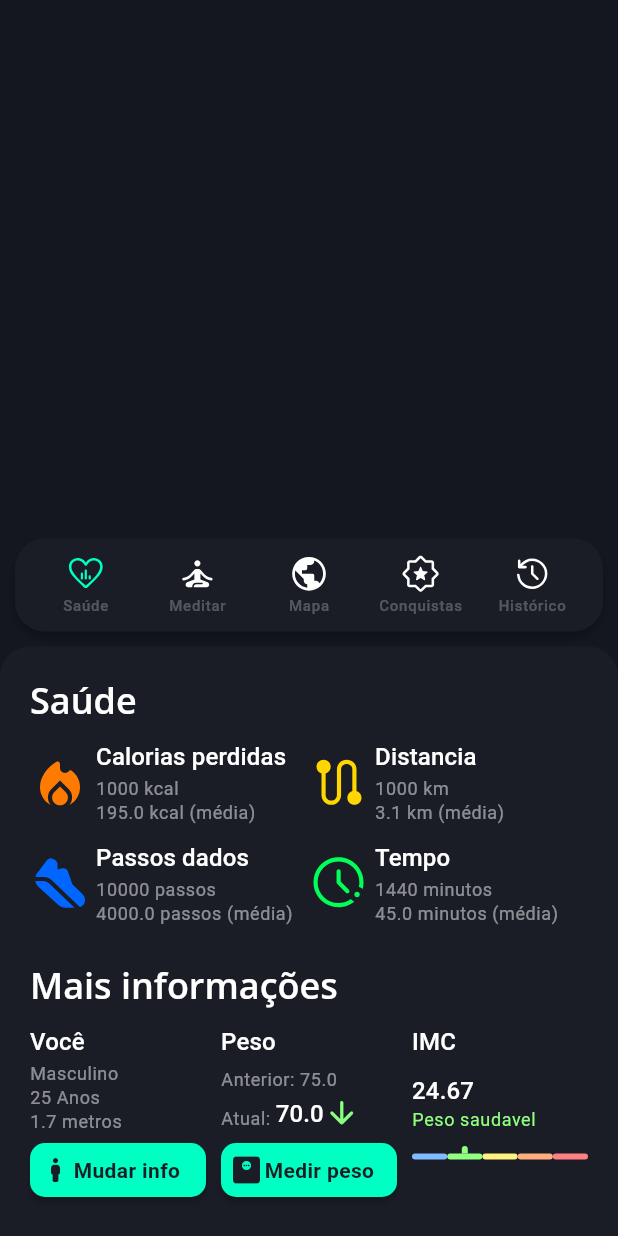
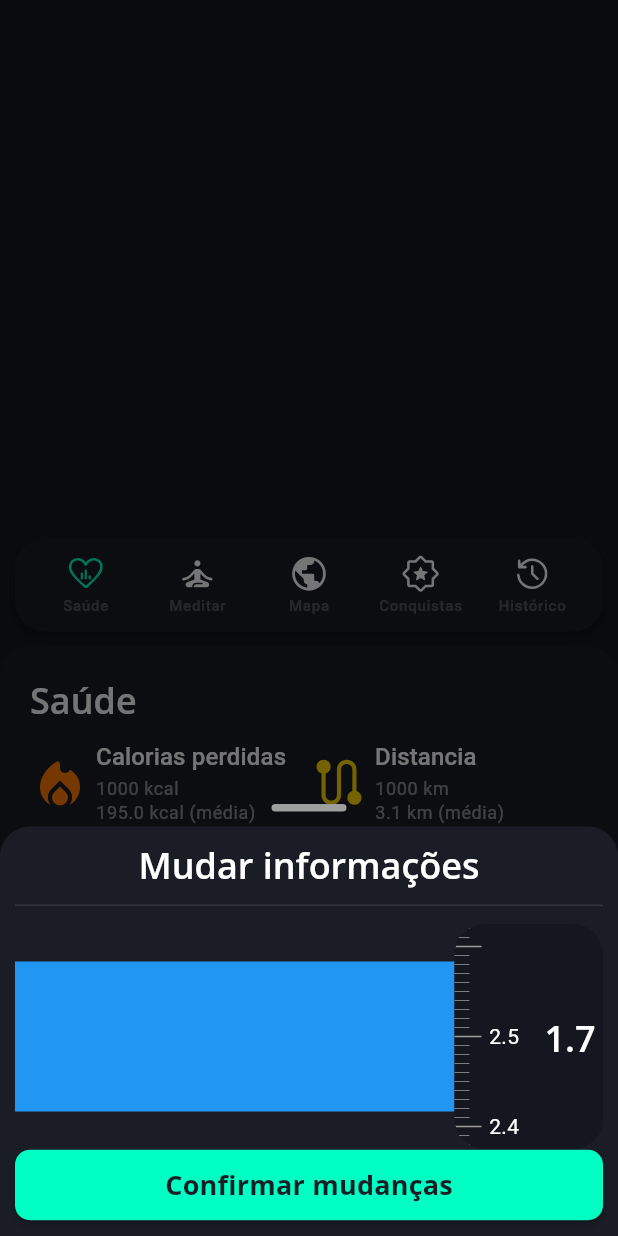
Before and after one commit to hisnaider/Bora-Caminhar, a Flutter app: the screen it shows after launch, after a tap on "Mudar info", on a phone screen of 412 x 824 dp. Run offline on Flutter 3.47's test engine with Material 3 defaults, Android fonts, the phone set to English and light mode, and no system bars; our stand-ins replace flutter_svg; missing offline and left inert: dart:ffi.

Commit message:
person info modal created

```diff
--- /dev/null
+++ b/lib/components/person_info_modal.dart
@@ -0,0 +1,171 @@
+import 'package:bora_caminhar/components/index_indicator.dart';
+import 'package:bora_caminhar/components/primary_button.dart';
+import 'package:flutter/material.dart';
+
+class PersonInfoModal extends StatelessWidget {
+  const PersonInfoModal({super.key});
+
+  @override
+  Widget build(BuildContext context) {
+    return Column(
+      crossAxisAlignment: CrossAxisAlignment.center,
+      mainAxisAlignment: MainAxisAlignment.end,
+      children: [
+        Container(
+          width: 50,
+          height: 5,
+          decoration: BoxDecoration(
+            borderRadius: BorderRadius.circular(90),
+            color: Colors.grey,
+          ),
+        ),
+        const SizedBox(height: 10),
+        Container(
+          padding: const EdgeInsets.all(10),
+          decoration: BoxDecoration(
+            borderRadius: const BorderRadius.vertical(top: Radius.circular(20)),
+            color: Theme.of(context).colorScheme.background,
+          ),
+          child: Column(
+            children: [
+              Text(
+                "Mudar informações",
+                style: Theme.of(context).textTheme.titleLarge,
+                textAlign: TextAlign.center,
+              ),
+              Divider(
+                color: Colors.white.withOpacity(0.1),
+                height: 25,
+                thickness: 1,
+              ),
+              IntrinsicHeight(
+                child: Row(
+                  children: [
+                    Expanded(
+                      child: Container(
+                        height: 100,
+                        color: Colors.blue,
+                      ),
+                    ),
+                    _HeightSlider(
+                      height: 1.7,
+                    )
+                  ],
+                ),
+              ),
+              PrimaryButton(
+                title: "Confirmar mudanças",
+                centralizeTitle: true,
+                textStyle: Theme.of(context)
+                    .textTheme
+                    .titleMedium!
+                    .copyWith(color: Theme.of(context).colorScheme.background),
+                padding: const EdgeInsets.all(10),
+                onPressed: () {},
+              )
+            ],
+          ),
+        ),
+      ],
+    );
+  }
+}
+
+class _HeightSlider extends StatelessWidget {
+  const _HeightSlider({super.key, required this.height});
+  final num height;
+
+  @override
+  Widget build(BuildContext context) {
+    final PageController controller =
+        PageController(viewportFraction: 0.40, initialPage: 3 + 25);
+    return Container(
+      clipBehavior: Clip.hardEdge,
+      height: double.infinity,
+      decoration: BoxDecoration(
+        color: Theme.of(context).colorScheme.surface,
+        borderRadius: BorderRadius.circular(20),
+      ),
+      child: Row(
+        children: [
+          SizedBox(
+            width: 55,
+            height: 150,
+            child: Stack(
+              children: [
+                PageView.builder(
+                  pageSnapping: false,
+                  scrollDirection: Axis.vertical,
+                  controller: controller,
+                  reverse: true,
+                  itemBuilder: (context, rawIndex) {
+                    int? index = rawIndex - 3;
+                    index = index >= 0 && index <= 25 ? index : null;
+                    return Row(
+                      mainAxisAlignment: MainAxisAlignment.start,
+                      children: [
+                        _IndexIndicator(),
+                        const SizedBox(
+                          height: 5,
+                        ),
+                        if (index != null)
+                          Center(
+                            child: Padding(
+                              padding: const EdgeInsets.all(5),
+                              child:
+                                  Text("${(index * 0.1).toStringAsFixed(1)}"),
+                            ),
+                          ),
+                      ],
+                    );
+                  },
+                ),
+              ],
+            ),
+          ),
+          Padding(
+            padding: const EdgeInsets.all(5),
+            child: Text(
+              "$height",
+              style: Theme.of(context).textTheme.titleLarge,
+              textAlign: TextAlign.center,
+            ),
+          ),
+        ],
+      ),
+    );
+  }
+}
+
+class _IndexIndicator extends StatelessWidget {
+  const _IndexIndicator({super.key});
+
+  @override
+  Widget build(BuildContext context) {
+    return Column(
+      crossAxisAlignment: CrossAxisAlignment.start,
+      children: List.generate(10, (index) {
+        double x = 0.5;
+        double y = 10;
+        if (index == 10 / 2) {
+          x = 1;
+          y = 18;
+        }
+        return Expanded(
+          child: Column(
+            children: [
+              Transform.translate(
+                offset: Offset(0, -x / 2),
+                child: Container(
+                  width: y,
+                  height: x,
+                  color: Colors.grey,
+                ),
+              ),
+            ],
+          ),
+        );
+      }),
+    );
+  }
+}
--- a/lib/screens/health.dart
+++ b/lib/screens/health.dart
@@ -1,5 +1,6 @@
 import 'dart:ffi';
 
+import 'package:bora_caminhar/components/person_info_modal.dart';
 import 'package:bora_caminhar/components/primary_button.dart';
 import 'package:bora_caminhar/components/weight_modal.dart';
 import 'package:bora_caminhar/constant.dart';
@@ -194,11 +195,19 @@ class _PersonInformation extends StatelessWidget {
             style: Theme.of(context).textTheme.bodySmall,
           ),
           PrimaryButton(
-              title: "Mudar info",
-              icon: Icons.boy_rounded,
-              centralizeTitle: false,
-              padding: EdgeInsets.all(5),
-              onPressed: () {})
+            title: "Mudar info",
+            icon: Icons.boy_rounded,
+            centralizeTitle: false,
+            padding: EdgeInsets.all(5),
+            onPressed: () {
+              showModalBottomSheet(
+                context: context,
+                builder: (BuildContext context) {
+                  return const PersonInfoModal();
+                },
+              );
+            },
+          )
         ],
       ),
     );
```
Also changed, not shown: lib/components/index_indicator.dart (added, +60 -0 lines), lib/components/weight_modal.dart (+41 -62 lines).
